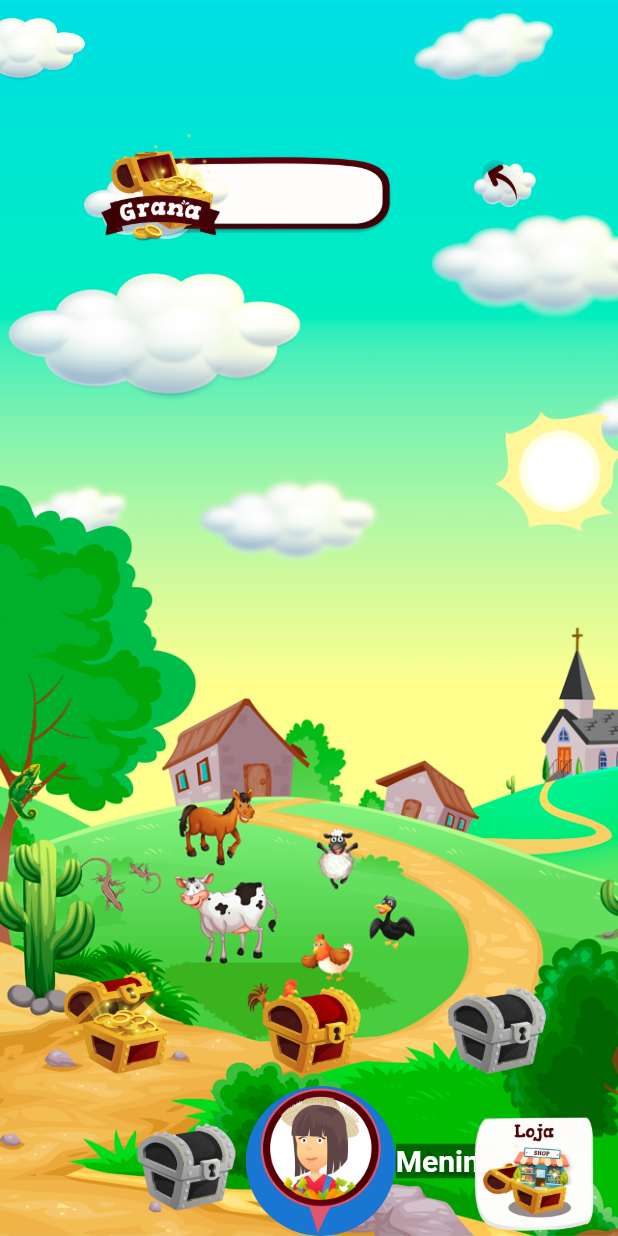
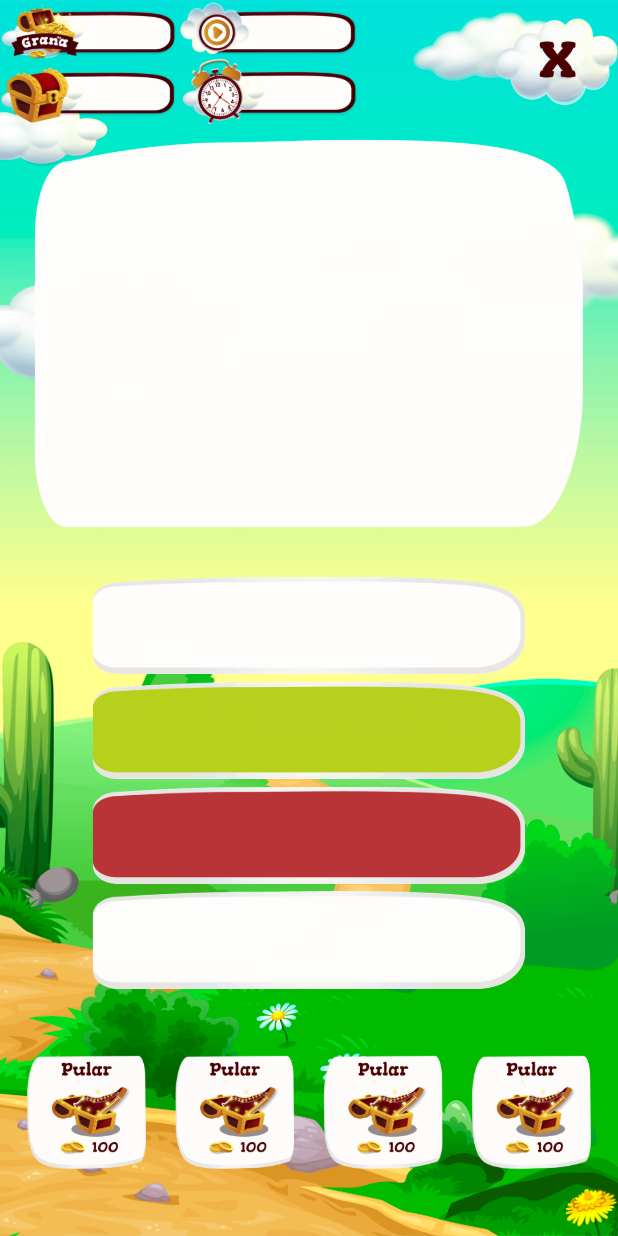
Before and after one commit to c1c3ru/blocyoutube, a Flutter app: the screen it shows after launch, on a phone screen of 412 x 824 dp. Run offline on Flutter 3.47's test engine with Material 2 defaults, Android fonts, the phone set to English and light mode, and no system bars; our stand-ins replace dio, file_picker, google_fonts, open_file, permission_handler, velocity_x; missing offline and left inert: chat_gpt_sdk, flutter_dialogflow, open_file_safe.

```diff
--- a/granapaginas/lib/nivel_page.dart
+++ b/granapaginas/lib/nivel_page.dart
@@ -28,18 +28,29 @@ class _NivelPageState extends State<NivelPage> {
                       Row(
                         mainAxisAlignment: MainAxisAlignment.spaceEvenly,
                         children: [
-                          Container(
-                            height: MediaQuery.of(context).size.height * 0.3,
-                            width: MediaQuery.of(context).size.width * 0.5,
+                          Expanded(
+                            child: Padding(
+                              // height: MediaQuery.of(context).size.height * 0.3,
+                              // width: MediaQuery.of(context).size.width * 0.5,
+                              padding: EdgeInsets.all(10),
                               child: Image.asset(
                                   'assets/images/bau_topo_branco.png'),
                             ),
-                          Container(
-                            height: MediaQuery.of(context).size.height * 0.3,
-                            width: MediaQuery.of(context).size.width * 0.1,
-                            child:
-                            Image.asset('assets/images/botao_voltar.png'),
                           ),
+                          Expanded(
+                            child: Padding(
+                              // height: MediaQuery.of(context).size.height * 0.09,
+                              // width: MediaQuery.of(context).size.width * 0.09,
+                              padding: EdgeInsets.all(80),
+                              child: GestureDetector(
+                                onTap: () {},
+                                child: Image.asset(
+                                  'assets/images/botao_voltar.png',
+                                  fit: BoxFit.fill,
+                                ),
+                              ),
+                            ),
+                          )
                         ],
                       ),
                       Expanded(
@@ -52,25 +63,30 @@ class _NivelPageState extends State<NivelPage> {
                                 Image.asset('assets/images/nivel_novo.png',
                                     height: MediaQuery.of(context).size.height * 0.1),
                                 Image.asset('assets/images/nivel.png',
-                                    height: MediaQuery.of(context).size.height * 0.1),
+                                    height: MediaQuery.of(context).size.height *
+                                        0.1),
+                                Image.asset('assets/images/nivel_bloq.png',
+                                    height: MediaQuery.of(context).size.height *
+                                        0.1),
+                              ],
+                            ),
+                            //Spacer(),
+                            Row(
+                              children: [
                                 Image.asset('assets/images/nivel_bloq.png',
                                     height: MediaQuery.of(context).size.height * 0.1),
                               ],
                             ),
-                            //Spacer(),
+                            Stack(children: [
                               Row(
                                 mainAxisAlignment: MainAxisAlignment.center,
                                 children: [
-                                Image.asset('assets/images/nivel_bloq.png',
-                                    height: MediaQuery.of(context).size.height * 0.1),
                                   CircleAvatar(
                                     radius: 50,
-                                  child: Image.asset('assets/images/menina.png'),
+                                    child:
+                                        Image.asset('assets/images/menina.png'),
                                   ),
                                   Container(
-                                  decoration: const BoxDecoration(
-                                    color: Colors.black45,
-                                  ),
                                     child: const Text(
                                       'Menina',
                                       style: TextStyle(
@@ -82,6 +98,7 @@ class _NivelPageState extends State<NivelPage> {
                                   ),
                                 ],
                               ),
+                            ]),
                           ],
                         ),
                       ),
@@ -94,7 +111,13 @@ class _NivelPageState extends State<NivelPage> {
                     child: Container(
                       height: MediaQuery.of(context).size.height * 0.1,
                       width: MediaQuery.of(context).size.width * 0.1,
-                      child: Image.asset('assets/images/Bloja.png'),
+                      child: GestureDetector(
+                        onTap: () {},
+                        child: Image.asset(
+                          'assets/images/Bloja.png',
+                          fit: BoxFit.fill,
+                        ),
+                      ),
                     ),
                   ),
                 ],
--- /dev/null
+++ b/granapaginas/lib/pagina_perguntas.dart
@@ -0,0 +1,135 @@
+import 'package:flutter/material.dart';
+
+class PaginaPerguntas extends StatelessWidget {
+  @override
+  Widget build(BuildContext context) {
+    return Scaffold(
+      body: Container(
+        child: Stack(
+          children: [
+            Container(
+              decoration: BoxDecoration(
+                image: DecorationImage(
+                  image: AssetImage('assets/images/start.png'),
+                  fit: BoxFit.cover,
+                ),
+              ),
+            ),
+            SafeArea(
+              child: Stack(children: [
+                Column(children: [
+                  Row(
+                    children: [
+                      Image.asset('assets/images/menu_novo.png',
+                          height: MediaQuery.of(context).size.height * 0.1),
+                    ],
+                  ),
+                ]),
+
+                Column(
+                  mainAxisAlignment: MainAxisAlignment.spaceEvenly, //alterado
+                  crossAxisAlignment: CrossAxisAlignment.center,
+                  children: [
+                    SizedBox(height: 60,),
+                    Expanded(
+                      flex: 5,
+                      child: Container(
+                        alignment: Alignment.center,
+                        child: Image.asset(
+                          'assets/images/perg.png',
+                          height: MediaQuery.of(context).size.height * 0.5,
+                          width: MediaQuery.of(context).size.width * 0.9,
+                        ),
+                      ),
+                    ),
+                    Expanded(
+                      child: Container(
+                        child: Image.asset(
+                          'assets/images/espaco_texto_branco.png',
+                          // height: MediaQuery.of(context).size.height * 2,
+                           width: MediaQuery.of(context).size.width * 0.9,
+                        ),
+                      ),
+                    ),
+                    SizedBox(height: 5),
+                    Expanded(
+                      child: Container(
+                        child: Image.asset(
+                          'assets/images/espaco_texto_verde.png',
+                          // height: MediaQuery.of(context).size.height * 0.9,
+                           width: MediaQuery.of(context).size.width * 0.9,
+                        ),
+                      ),
+                    ),
+                    SizedBox(height: 5),
+                    Expanded(
+                      child: Container(
+                        child: Image.asset(
+                          'assets/images/espaco_texto_vermelho.png',
+                          // height: MediaQuery.of(context).size.height * 0.9,
+                          width: MediaQuery.of(context).size.width * 0.9,
+                        ),
+                      ),
+                    ),
+                    SizedBox(height: 5),
+                    Expanded(
+                      child: Container(
+                        child: Image.asset(
+                          'assets/images/espaco_texto_branco.png',
+                          // height: MediaQuery.of(context).size.height * 0.9,
+                          width: MediaQuery.of(context).size.width * 0.9,
+                        ),
+                      ),
+                    ),
+                    Row(
+                      mainAxisAlignment: MainAxisAlignment.spaceEvenly,
+                      children: [
+                        Container(
+                          child: Image.asset(
+                            'assets/images/Bpular.png',
+                            height: MediaQuery.of(context).size.height * 0.2,
+                            width: MediaQuery.of(context).size.width * 0.2,
+                          ),
+                        ),
+                        Container(
+                          child: Image.asset(
+                            'assets/images/Bpular.png',
+                            height: MediaQuery.of(context).size.height * 0.2,
+                            width: MediaQuery.of(context).size.width * 0.2,
+                          ),
+                        ),
+                        Container(
+                          child: Image.asset(
+                            'assets/images/Bpular.png',
+                            height: MediaQuery.of(context).size.height * 0.2,
+                            width: MediaQuery.of(context).size.width * 0.2,
+                          ),
+                        ),
+                        Container(
+                          child: Image.asset(
+                            'assets/images/Bpular.png',
+                            height: MediaQuery.of(context).size.height * 0.2,
+                            width: MediaQuery.of(context).size.width * 0.2,
+                          ),
+                        ),
+                      ],
+                    ),
+                  ],
+                ),
+                Column(children: [
+                  Expanded(
+                    child: Container(
+                      alignment: Alignment.topRight,
+                      child: Image.asset('assets/images/botao_fechar.png',
+                          height: MediaQuery.of(context).size.height * 0.10),
+                    ),
+                  ),
+                ]),
+              ]),
+            ),
+          ],
+        ),
+      ),
+    );
+  }
+}
```
Also changed, not shown: granapaginas/flutter_launcher_icons.yaml (added, +25 -0 lines), granapaginas/lib/main.dart (+6 -5 lines), granapaginas/pubspec.yaml (+12 -1 lines), granapaginas/assets/images/botao_fechar.png (renamed from granapaginas/assets/images/botao_fecha.png), granapaginas/assets/images/espaco_texto_branco.png (renamed from granapaginas/assets/images/item-branco.png), granapaginas/assets/images/espaco_texto_verde.png (renamed from granapaginas/assets/images/item-verde.png), granapaginas/assets/images/espaco_texto_vermelho.png (renamed from granapaginas/assets/images/item-vermelho.png), granapaginas/assets/images/menu_novo.png (renamed from granapaginas/assets/images/menu-novo.png), granapaginas/assets/images/modelo.jpeg (renamed from granapaginas/assets/images/WhatsApp Image 2023-03-10 at 08.20.34.jpeg), granapaginas/pubspec.lock, 41 other files. Lines whose indentation alone changed are shown as unchanged.
